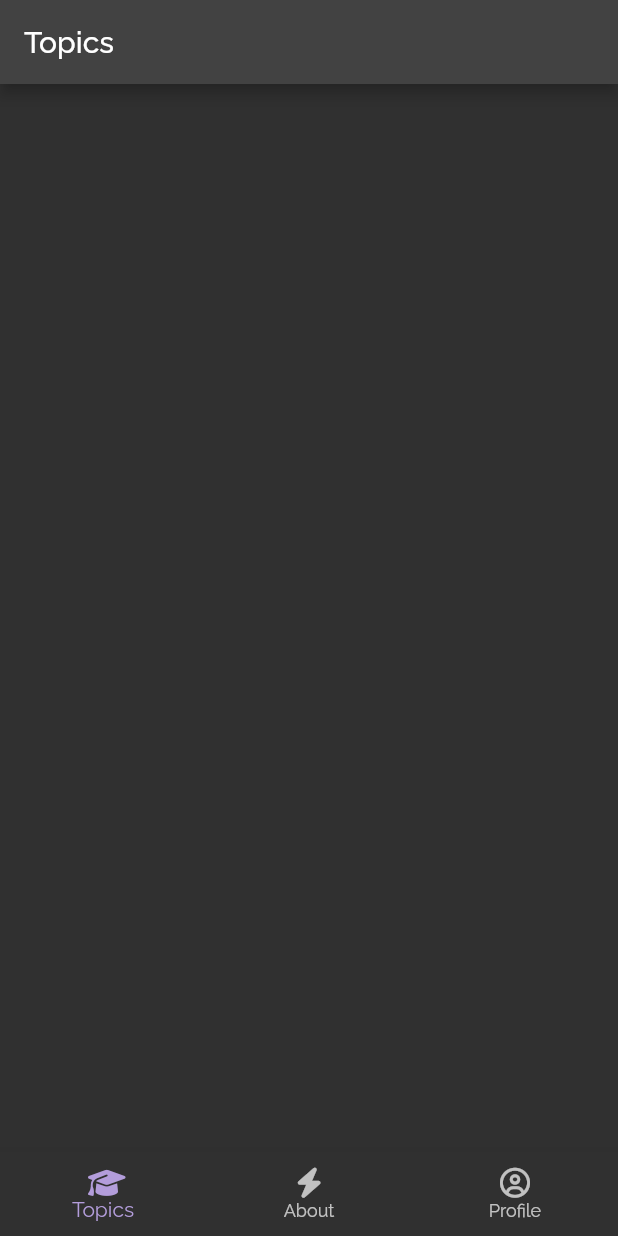
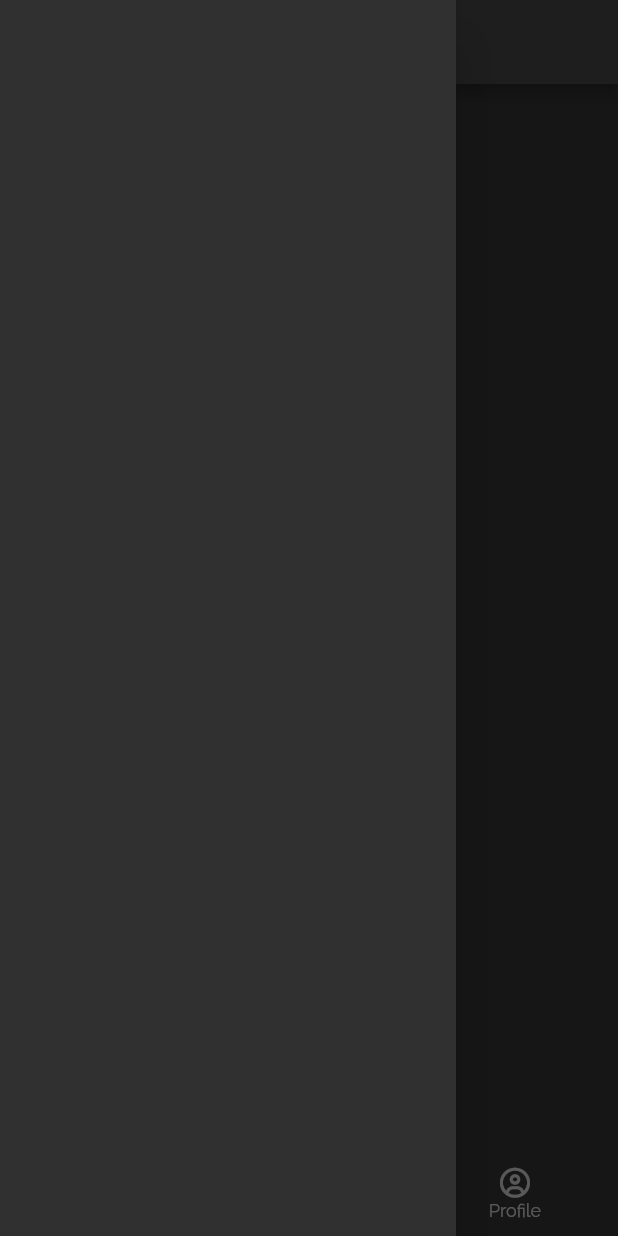
Before and after one commit to sriyabro/Flutter-Fire-Quiz, a Flutter app: the screen it shows once a user with an empty profile is signed in, with the side drawer open (before the commit the screen has no drawer), on a phone screen of 412 x 824 dp. Run offline on Flutter 3.47's test engine with Material 2 defaults, Android fonts, the phone set to English and light mode, and no system bars; our stand-ins replace cloud_firestore, firebase_auth, firebase_core, font_awesome_flutter, google_fonts, google_sign_in and 2 more; accounts and stored records are empty; generated files the repository leaves out were written again.

Commit message:
topics drawer added

```diff
--- /dev/null
+++ b/lib/topics/drawer.dart
@@ -0,0 +1,37 @@
+import 'package:flutter/material.dart';
+import 'package:quizapp/services/models.dart';
+
+class TopicDrawer extends StatelessWidget {
+  final List<Topic> topics;
+  const TopicDrawer({Key? key, required this.topics}) : super(key: key);
+
+  @override
+  Widget build(BuildContext context) {
+    return Drawer(
+      child: ListView.separated(
+        itemBuilder: (BuildContext context, int index) {
+          Topic topic = topics[index];
+          return Column(
+            crossAxisAlignment: CrossAxisAlignment.start,
+            children: [
+              Padding(
+                padding: const EdgeInsets.only(top: 10, left: 10),
+                child: Text(
+                  topic.title,
+                  style: const TextStyle(
+                    fontSize: 20,
+                    fontWeight: FontWeight.bold,
+                    color: Colors.white70,
+                  ),
+                ),
+              ),
+            ],
+          );
+        },
+        separatorBuilder: (BuildContext context, int index) => const Divider(),
+        itemCount: topics.length,
+        shrinkWrap: true,
+      ),
+    );
+  }
+}
--- a/lib/topics/topics.dart
+++ b/lib/topics/topics.dart
@@ -2,6 +2,7 @@ import 'package:flutter/material.dart';
 import 'package:quizapp/services/firestore.dart';
 import 'package:quizapp/services/models.dart';
 import 'package:quizapp/shared/bottom_nav.dart';
+import 'package:quizapp/topics/drawer.dart';
 import 'package:quizapp/topics/topic_item.dart';
 
 class TopicsScreen extends StatelessWidget {
@@ -22,6 +23,7 @@ class TopicsScreen extends StatelessWidget {
             appBar: AppBar(
               title: const Text('Topics'),
             ),
+            drawer: TopicDrawer(topics: topics),
             body: GridView.count(
               primary: false,
               padding: const EdgeInsets.all(10.0),
```
